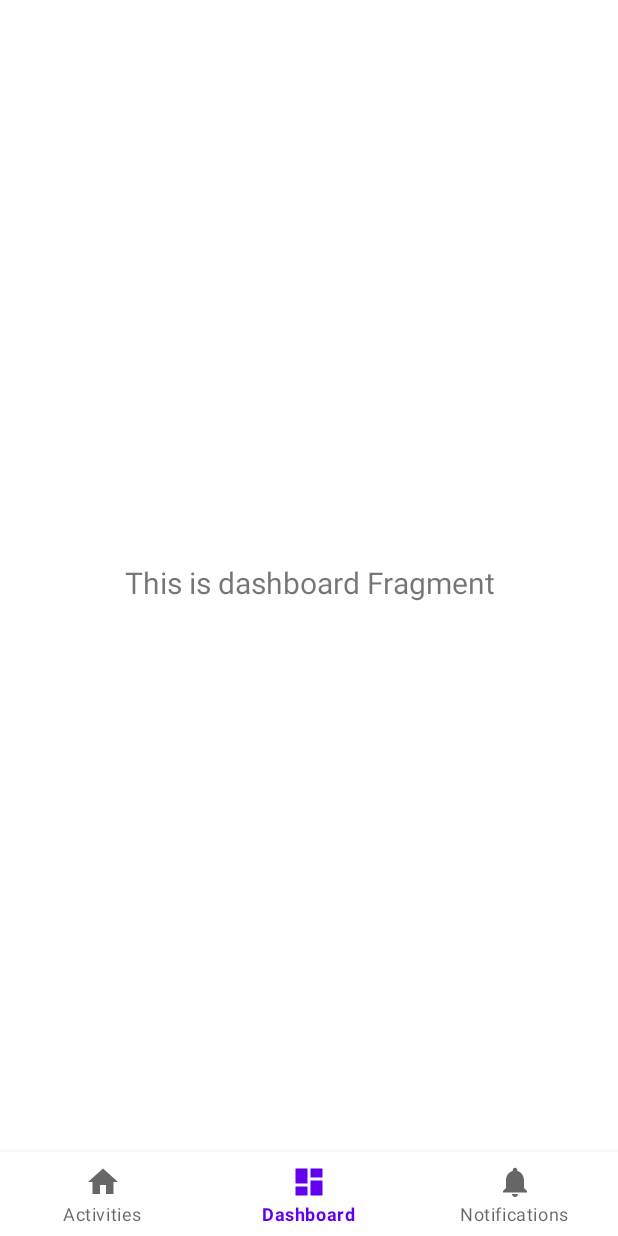
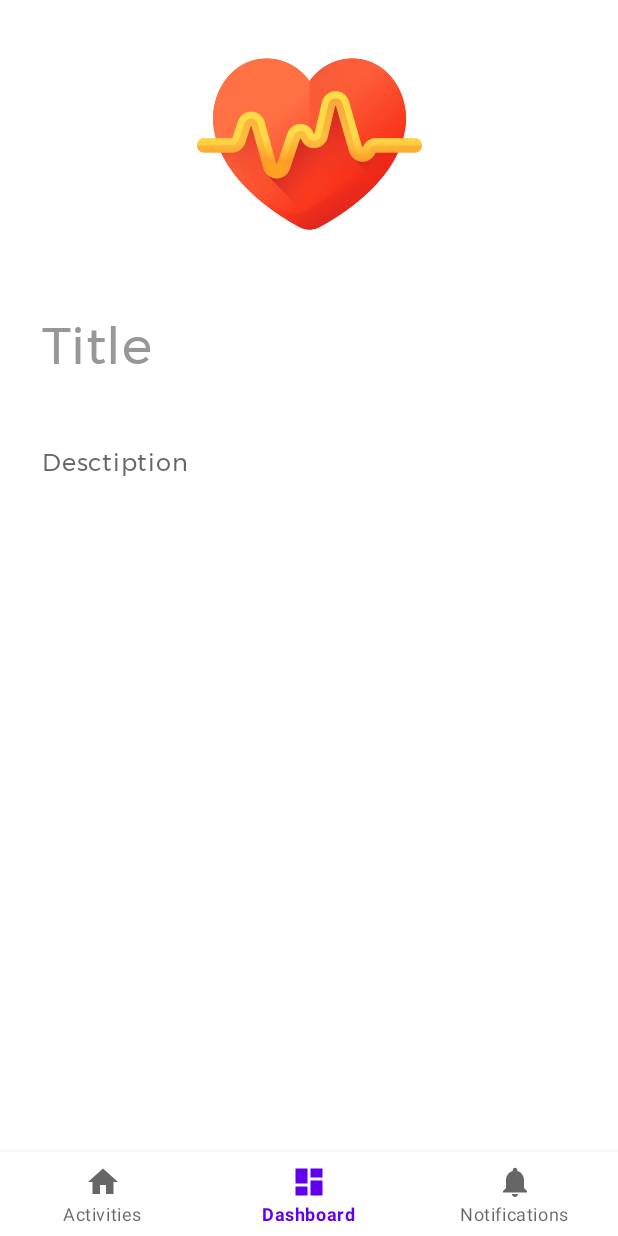
Before and after one commit to sahuadarsh0/HealthWellnessGamification, an Android app: the DashboardFragment screen opened through its navigation route, on a phone screen of 412 x 824 dp. Run offline under Robolectric (Android 15) with nearby library versions, the phone set to English and light mode, and no system bars; our stand-ins replace Dagger/Hilt's generated code, Room's generated code, data binding, navigation-ui.

Commit message:
designed

```diff
--- a/app/src/main/java/technited/minds/test/ui/dashboard/DashboardFragment.kt
+++ b/app/src/main/java/technited/minds/test/ui/dashboard/DashboardFragment.kt
@@ -31,10 +31,7 @@ class DashboardFragment : Fragment() {
         _binding = FragmentDashboardBinding.inflate(inflater, container, false)
         val root: View = binding.root
 
-        val textView: TextView = binding.textDashboard
-        dashboardViewModel.text.observe(viewLifecycleOwner, Observer {
-            textView.text = it
-        })
+
         return root
     }
 
--- a/app/src/main/res/drawable-v24/ic_launcher_foreground.xml
+++ /dev/null
@@ -1,30 +0,0 @@
-<vector xmlns:android="http://schemas.android.com/apk/res/android"
-    xmlns:aapt="http://schemas.android.com/aapt"
-    android:width="108dp"
-    android:height="108dp"
-    android:viewportWidth="108"
-    android:viewportHeight="108">
-    <path android:pathData="M31,63.928c0,0 6.4,-11 12.1,-13.1c7.2,-2.6 26,-1.4 26,-1.4l38.1,38.1L107,108.928l-32,-1L31,63.928z">
-        <aapt:attr name="android:fillColor">
-            <gradient
-                android:endX="85.84757"
-                android:endY="92.4963"
-                android:startX="42.9492"
-                android:startY="49.59793"
-                android:type="linear">
-                <item
-                    android:color="#44000000"
-                    android:offset="0.0" />
-                <item
-                    android:color="#00000000"
-                    android:offset="1.0" />
-            </gradient>
-        </aapt:attr>
-    </path>
-    <path
-        android:fillColor="#FFFFFF"
-        android:fillType="nonZero"
-        android:pathData="M65.3,45.828l3.8,-6.6c0.2,-0.4 0.1,-0.9 -0.3,-1.1c-0.4,-0.2 -0.9,-0.1 -1.1,0.3l-3.9,6.7c-6.3,-2.8 -13.4,-2.8 -19.7,0l-3.9,-6.7c-0.2,-0.4 -0.7,-0.5 -1.1,-0.3C38.8,38.328 38.7,38.828 38.9,39.228l3.8,6.6C36.2,49.428 31.7,56.028 31,63.928h46C76.3,56.028 71.8,49.428 65.3,45.828zM43.4,57.328c-0.8,0 -1.5,-0.5 -1.8,-1.2c-0.3,-0.7 -0.1,-1.5 0.4,-2.1c0.5,-0.5 1.4,-0.7 2.1,-0.4c0.7,0.3 1.2,1 1.2,1.8C45.3,56.528 44.5,57.328 43.4,57.328L43.4,57.328zM64.6,57.328c-0.8,0 -1.5,-0.5 -1.8,-1.2s-0.1,-1.5 0.4,-2.1c0.5,-0.5 1.4,-0.7 2.1,-0.4c0.7,0.3 1.2,1 1.2,1.8C66.5,56.528 65.6,57.328 64.6,57.328L64.6,57.328z"
-        android:strokeWidth="1"
-        android:strokeColor="#00000000" />
-</vector>
--- /dev/null
+++ b/app/src/main/res/drawable/bg_edit_text.xml
@@ -0,0 +1,5 @@
+<?xml version="1.0" encoding="utf-8"?>
+<shape xmlns:android="http://schemas.android.com/apk/res/android">
+    <solid android:color="#FFFFFF" />
+    <corners android:radius="35dp" />
+</shape>
--- a/app/src/main/res/layout/fragment_dashboard.xml
+++ b/app/src/main/res/layout/fragment_dashboard.xml
@@ -1,22 +1,74 @@
 <?xml version="1.0" encoding="utf-8"?>
-<androidx.constraintlayout.widget.ConstraintLayout xmlns:android="http://schemas.android.com/apk/res/android"
+<ScrollView xmlns:android="http://schemas.android.com/apk/res/android"
     xmlns:app="http://schemas.android.com/apk/res-auto"
     xmlns:tools="http://schemas.android.com/tools"
+    android:id="@+id/activityDetailRootLayout"
     android:layout_width="match_parent"
     android:layout_height="match_parent"
+    android:fillViewport="true"
     tools:context=".ui.dashboard.DashboardFragment">
 
-    <TextView
-        android:id="@+id/text_dashboard"
+    <androidx.constraintlayout.widget.ConstraintLayout
+        android:id="@+id/activityDetailLayout"
         android:layout_width="match_parent"
-        android:layout_height="wrap_content"
-        android:layout_marginStart="8dp"
-        android:layout_marginTop="8dp"
-        android:layout_marginEnd="8dp"
-        android:textAlignment="center"
-        android:textSize="20sp"
-        app:layout_constraintBottom_toBottomOf="parent"
-        app:layout_constraintEnd_toEndOf="parent"
-        app:layout_constraintStart_toStartOf="parent"
-        app:layout_constraintTop_toTopOf="parent" />
-</androidx.constraintlayout.widget.ConstraintLayout>
+        android:layout_height="wrap_content">
+
+        <ImageView
+            android:id="@+id/logo"
+            android:layout_width="wrap_content"
+            android:layout_height="wrap_content"
+            android:layout_marginTop="@dimen/dimen_16"
+            android:contentDescription="@string/app_name"
+            android:src="@drawable/splash"
+            android:visibility="visible"
+            app:layout_constraintEnd_toEndOf="parent"
+            app:layout_constraintStart_toStartOf="parent"
+            app:layout_constraintTop_toTopOf="parent" />
+
+        <EditText
+            android:id="@+id/titleET"
+            android:layout_width="match_parent"
+            android:layout_height="wrap_content"
+            android:layout_marginStart="@dimen/dimen_16"
+            android:layout_marginTop="@dimen/dimen_16"
+            android:layout_marginEnd="@dimen/dimen_16"
+            android:background="@drawable/bg_edit_text"
+            android:cursorVisible="true"
+            android:ems="10"
+            android:fontFamily="@font/montserrat"
+            android:gravity="start"
+            android:hint="@string/title_hint"
+            android:inputType="textCapSentences|textMultiLine"
+            android:maxLength="60"
+            android:maxLines="3"
+            android:padding="@dimen/dimen_12"
+            android:textAppearance="@style/TextAppearance.MaterialComponents.Headline4"
+            android:textColor="@color/title_text_color"
+            android:textColorHint="@color/hint_color"
+            app:layout_constraintEnd_toEndOf="parent"
+            app:layout_constraintStart_toStartOf="parent"
+            app:layout_constraintTop_toBottomOf="@id/logo"
+            tools:ignore="Autofill" />
+
+
+        <EditText
+            android:id="@+id/noteET"
+            android:layout_width="match_parent"
+            android:layout_height="wrap_content"
+            android:layout_marginStart="@dimen/dimen_16"
+            android:layout_marginTop="@dimen/dimen_16"
+            android:layout_marginEnd="@dimen/dimen_16"
+            android:background="@drawable/bg_edit_text"
+            android:fontFamily="@font/montserrat"
+            android:gravity="start"
+            android:hint="@string/desc_hint"
+            android:lineSpacingExtra="5dp"
+            android:padding="@dimen/dimen_12"
+            android:paddingBottom="@dimen/dimen_64"
+            android:textAppearance="@style/TextAppearance.MaterialComponents.Body1"
+            app:layout_constraintEnd_toEndOf="parent"
+            app:layout_constraintStart_toStartOf="parent"
+            app:layout_constraintTop_toBottomOf="@+id/titleET" />
+
+    </androidx.constraintlayout.widget.ConstraintLayout>
+</ScrollView>
--- a/app/src/main/res/values/dimens.xml
+++ b/app/src/main/res/values/dimens.xml
@@ -2,4 +2,7 @@
     <!-- Default screen margins, per the Android Design guidelines. -->
     <dimen name="activity_horizontal_margin">16dp</dimen>
     <dimen name="activity_vertical_margin">16dp</dimen>
+    <dimen name="dimen_16">16dp</dimen>
+    <dimen name="dimen_12">12dp</dimen>
+    <dimen name="dimen_64">64dp</dimen>
 </resources>
--- a/app/src/main/res/values/strings.xml
+++ b/app/src/main/res/values/strings.xml
@@ -3,4 +3,6 @@
     <string name="title_home">Activities</string>
     <string name="title_dashboard">Dashboard</string>
     <string name="title_notifications">Notifications</string>
+    <string name="title_hint">Title</string>
+    <string name="desc_hint">Desctiption</string>
 </resources>
```
Also changed, not shown: app/src/main/res/font/montserrat.ttf (added).
